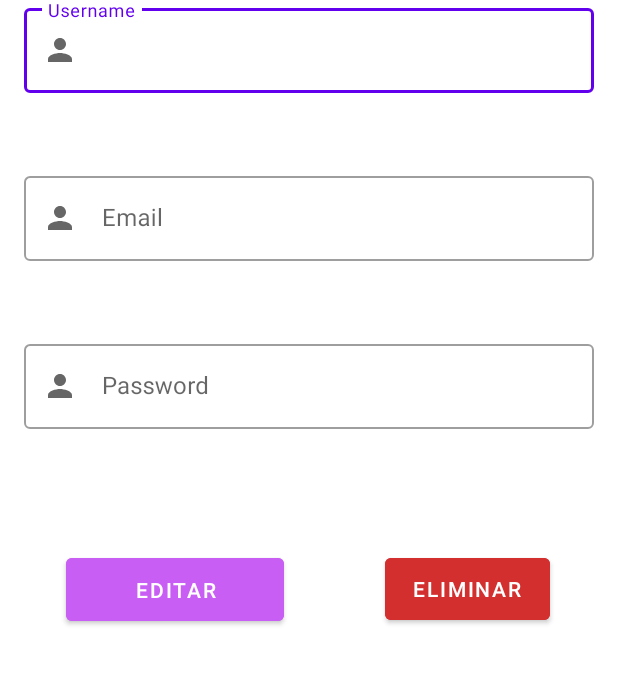
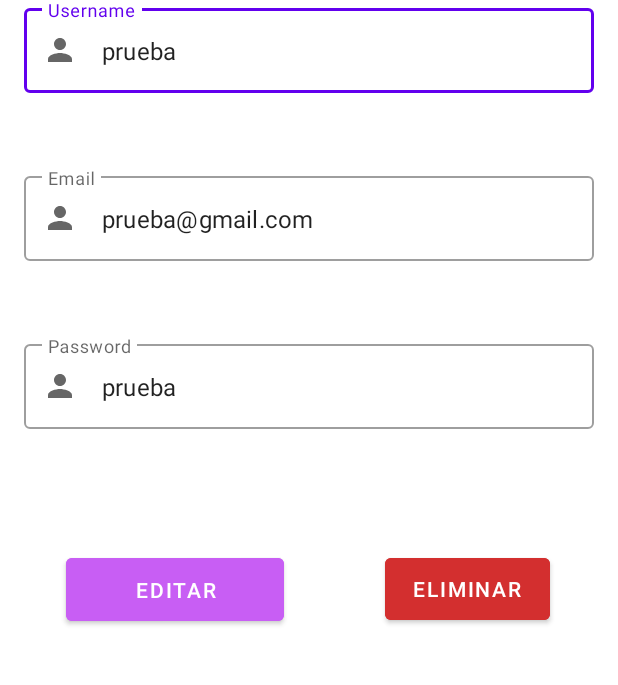
Before and after one commit to UniExtremadura/proyecto-gps-asee-2022-23-gd01, an Android app: the fragment UserFragment shown on its own in the app's theme, after a tap on "EDITAR", on a phone screen of 412 x 824 dp, the part 288-973 px from its top. Run offline under Robolectric (Android 15) with nearby library versions, the phone set to English and light mode, and no system bars; our stand-ins replace Room's generated code; Roboto replaces fonts that are not available here.

Commit message:
PGD01-199 IT7 - I - UC15 - Implement Components #done #time 6h 37m En el fragmento de usuario precargar los datos del usuario. Una vez que los datos hayan sido modificados del usuario y se pulse el botón editar actualizar los datos del usuario con los nuevos datos.

```diff
--- a/app/src/main/java/es/unex/infinitetime/persistence/UserDAO.java
+++ b/app/src/main/java/es/unex/infinitetime/persistence/UserDAO.java
@@ -13,6 +13,9 @@ public interface UserDAO {
 
     @Query("SELECT * FROM user WHERE username = :username")
     User getUser(String username);
+
+    @Query("SELECT * FROM user WHERE id = :userId")
+    User getUser(long userId);
 
     @Query("SELECT * FROM project WHERE user_id = :userId")
     List<Project> getProjectsCreated(long userId);
--- a/app/src/main/java/es/unex/infinitetime/ui/user/UserFragment.java
+++ b/app/src/main/java/es/unex/infinitetime/ui/user/UserFragment.java
@@ -5,19 +5,26 @@ import android.os.Bundle;
 import androidx.annotation.NonNull;
 import androidx.annotation.Nullable;
 import androidx.fragment.app.Fragment;
+import androidx.navigation.Navigation;
 
+import android.util.Log;
 import android.view.LayoutInflater;
 import android.view.View;
 import android.view.ViewGroup;
 
 import com.google.android.material.textfield.TextInputEditText;
 
+import es.unex.infinitetime.AppExecutors;
+import es.unex.infinitetime.R;
 import es.unex.infinitetime.databinding.FragmentUserBinding;
+import es.unex.infinitetime.persistence.InfiniteDatabase;
+import es.unex.infinitetime.persistence.User;
 import es.unex.infinitetime.ui.login.PersistenceUser;
 
 public class UserFragment extends Fragment {
 
     private FragmentUserBinding binding;
+    private long user_id;
 
     @Override
     public View onCreateView(@NonNull LayoutInflater inflater, ViewGroup container,
@@ -34,12 +41,67 @@ public class UserFragment extends Fragment {
     public void onViewCreated(@NonNull View view, @Nullable Bundle savedInstanceState) {
         super.onViewCreated(view, savedInstanceState);
 
+        InfiniteDatabase db = InfiniteDatabase.getDatabase(getContext());
+
         PersistenceUser persistenceUser = PersistenceUser.getInstance();
-        long user_id = persistenceUser.getUserId();
+        user_id = persistenceUser.getUserId();
+
+        // quitar este codigo en la integracion
+        User u = new User();
+        u.setId(user_id);
+        u.setEmail("prueba@gmail.com");
+        u.setPassword("prueba");
+        u.setUsername("prueba");
+
+
+        AppExecutors.getInstance().diskIO().execute(() -> {
+            Log.d("DEPURANDO - INSERTAR USUARIO", "Insertando usuario con id: " + user_id);
+            if(db.userDAO().getUser(u.getId()) != null){
+                Log.d("DEPURANDO - INSERTAR USUARIO", "El usuario ya existe");
+            }
+            else{
+                db.userDAO().insert(u);
+            }
+        });
+
+        AppExecutors.getInstance().diskIO().execute(() -> {
+            Log.d("DEPURANDO - OBTENER USUARIO", "Obteniendo usuario con id: " + user_id);
+            User user = db.userDAO().getUser(user_id);
+            Log.d("DEPURANDO - OBTENER USUARIO", "Usuario obtenido: " + user.getUsername());
+
+            AppExecutors.getInstance().mainThread().execute(() -> {
+                binding.textEditUsernameUser.setText(user.getUsername());
+                binding.textEditEmailUser.setText(user.getEmail());
+                binding.textEditPasswordUser.setText(user.getPassword());
+            });
+        });
 
         binding.btnUser.setOnClickListener(v -> {
-            // Implementar la lógica de editar usuario
+
+            if(binding.textEditUsernameUser.getText().toString() != null
+                    && binding.textEditEmailUser.getText().toString() != null
+                    && binding.textEditPasswordUser.getText().toString() != null
+                    && binding.textEditUsernameUser.getText().toString().equals("") == false
+                    && binding.textEditEmailUser.getText().toString().equals("") == false
+                    && binding.textEditPasswordUser.getText().toString().equals("") == false){
+                AppExecutors.getInstance().diskIO().execute(() -> {
+                    Log.d("DEPURANDO - ACTUALIZAR USUARIO", "Actualizando usuario con id: " + user_id);
+                    User user = db.userDAO().getUser(user_id);
+                    user.setUsername(binding.textEditUsernameUser.getText().toString());
+                    user.setEmail(binding.textEditEmailUser.getText().toString());
+                    user.setPassword(binding.textEditPasswordUser.getText().toString());
+                    db.userDAO().update(user);
+                    Log.d("DEPURANDO - ACTUALIZAR USUARIO", "Usuario actualizado: " + user.getUsername());
+                });
+            }
         });
+
+        binding.btnDeleteUser.setOnClickListener(v -> {
+
+            //Implementar la logica de borrado de usuario
+        });
+
+
     }
 
     @Override
```
